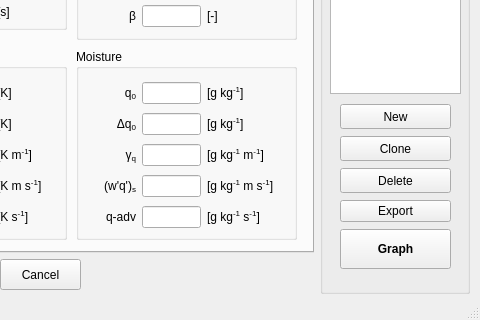
First picture: the form in mlmodel_UI/mainwindow.ui, repository classmodel/modelgui, before the edit; both pictures show x 160 to 640 and y 180 to 500 of the 640 by 500 pixel window.
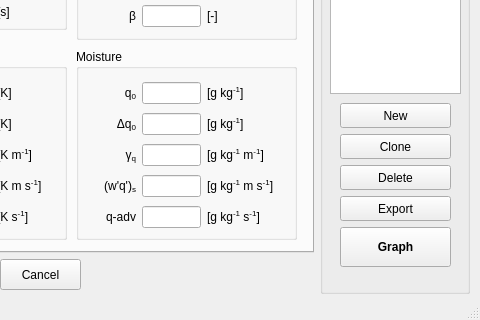
Second picture: the form after the edit.

Commit message: Minor fix layout mainwindow (height export button)

What changed in the file:
```diff
--- a/mlmodel_UI/mainwindow.ui
+++ b/mlmodel_UI/mainwindow.ui
@@ -1358,6 +1358,12 @@
       </item>
       <item>
        <widget class="QPushButton" name="exportButton">
+        <property name="minimumSize">
+         <size>
+          <width>0</width>
+          <height>25</height>
+         </size>
+        </property>
         <property name="text">
          <string>Export</string>
         </property>
```
Left out of the diff: 2 changed lines with no effect on the pictures.
